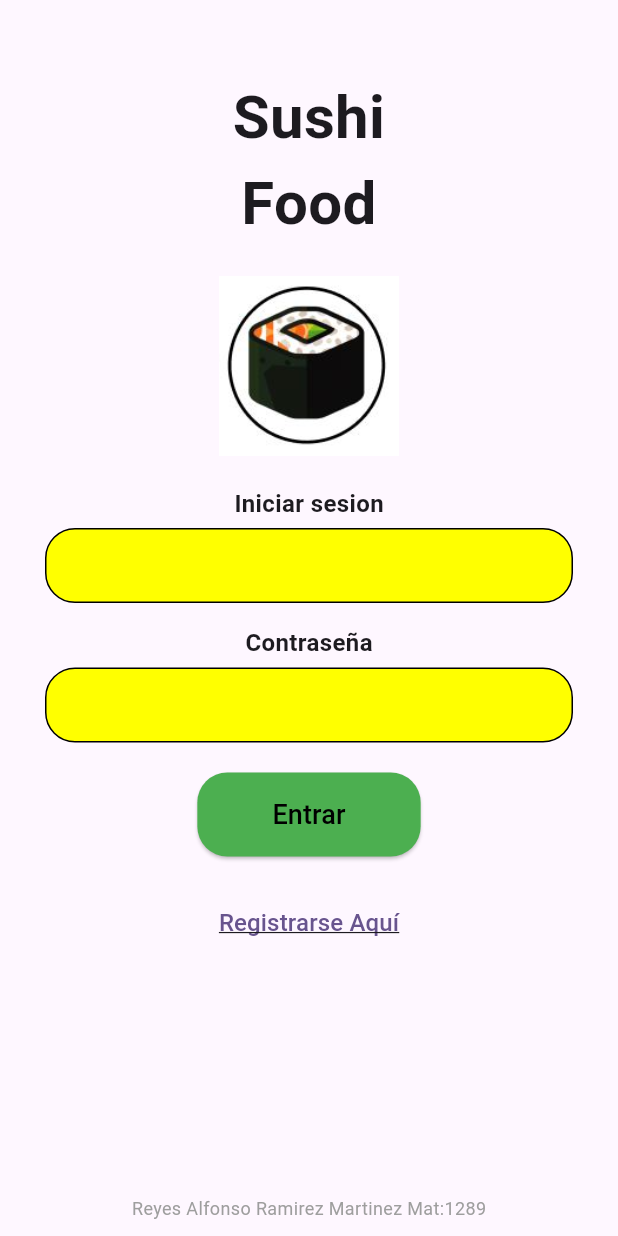
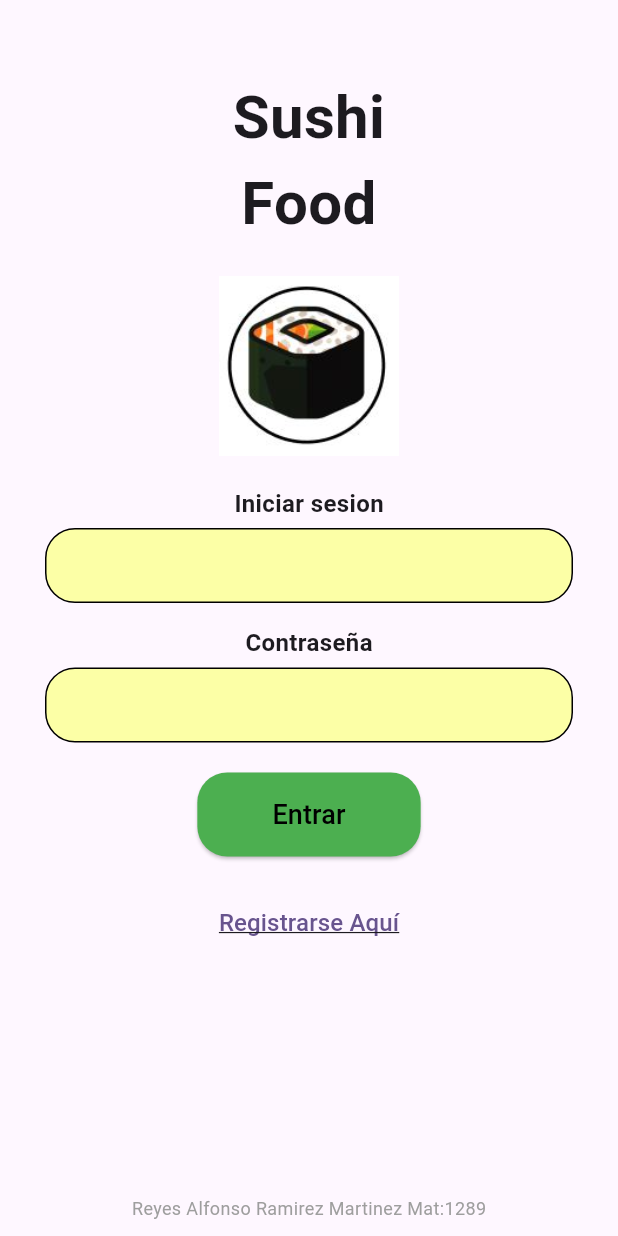
Before and after one commit to ReyesRamirez/p4_LoginFigma_1289, a Flutter app: the screen it shows after launch, on a phone screen of 412 x 824 dp. Run offline on Flutter 3.47's test engine with Material 3 defaults, Android fonts, the phone set to English and light mode, and no system bars.

Commit message:
cambio de color

```diff
--- a/lib/login.dart
+++ b/lib/login.dart
@@ -40,7 +40,7 @@ class Login extends StatelessWidget {
               width: double.infinity,
               height: 50,
               decoration: BoxDecoration(
-                color: Colors.yellowAccent,
+                color: Color(0xffFCFFA6),
                 borderRadius: BorderRadius.circular(20),
                 border: Border.all(color: Colors.black),
               ),
@@ -57,7 +57,7 @@ class Login extends StatelessWidget {
               width: double.infinity,
               height: 50,
               decoration: BoxDecoration(
-                color: Colors.yellowAccent,
+                color: Color(0xffFCFFA6),
                 borderRadius: BorderRadius.circular(20),
                 border: Border.all(color: Colors.black),
               ),
```
